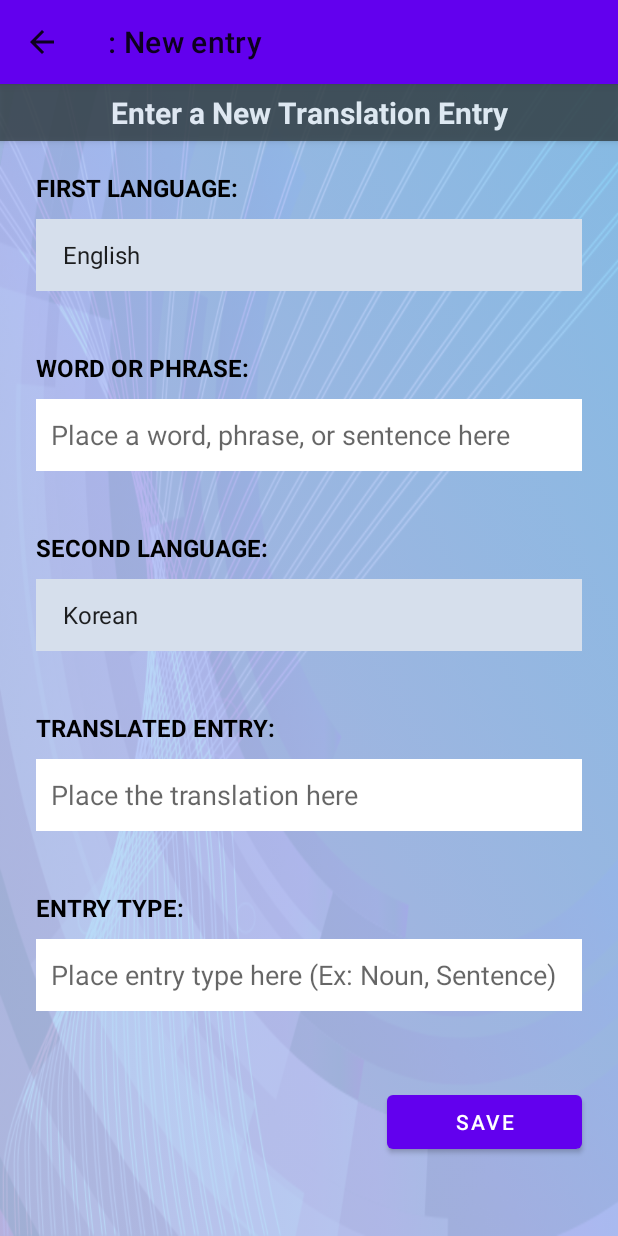
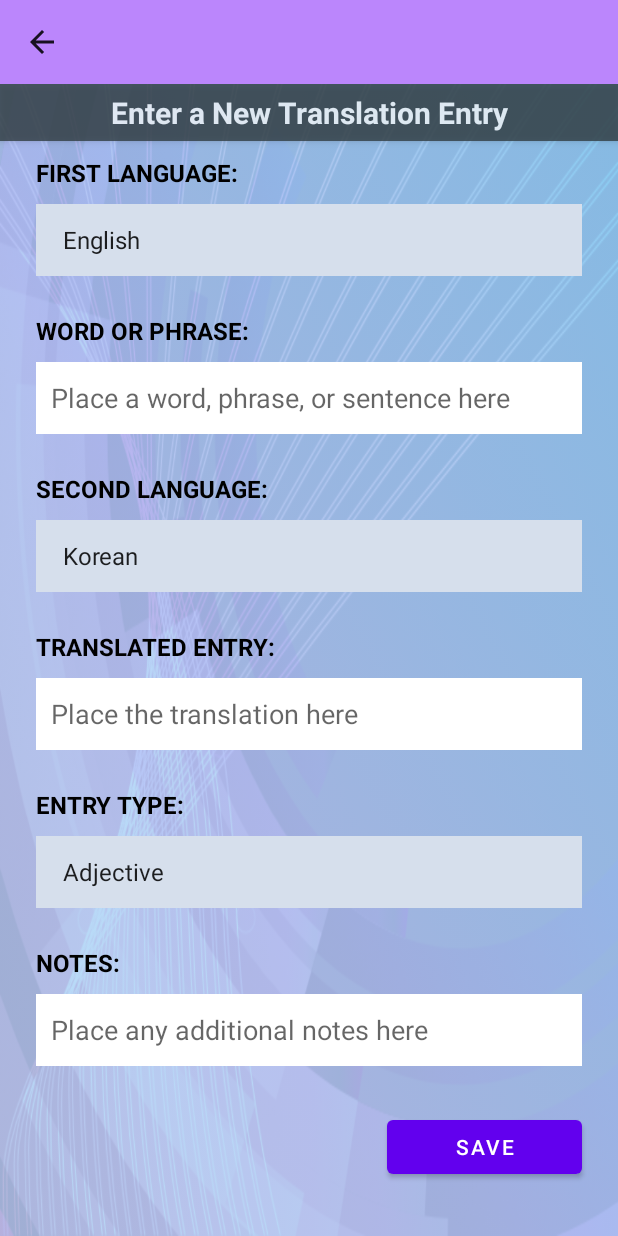
Before and after one commit to DevsketchCode/AndroidDevelopment_FinalProject_ULearnIt, an Android app: the CategoryActivity screen opened directly, with no data from a screen before it, after a tap on "New", on a phone screen of 412 x 824 dp. Run offline under Robolectric (Android 15) with nearby library versions, the phone set to English and light mode, and no system bars.

Commit message:
Update Edit EntryType to Spinner, add notes. Need to fix select again showing wrong phrase entry

```diff
--- a/app/src/main/java/edu/cvtc/doberlander/ulearnit/CategoryActivity.java
+++ b/app/src/main/java/edu/cvtc/doberlander/ulearnit/CategoryActivity.java
@@ -241,7 +241,8 @@ public class CategoryActivity extends AppCompatActivity implements RecyclerViewI
     public void onItemLongTap(int position) {
         // On Long Tap of an Entry Item, display the languages of that translation entry
         if(mSelectedItem != null) {
-            displayToast(mSelectedItem.getFirstLanguage() + " to " + mSelectedItem.getSecondLanguage() + ".\nEntry Type: " + mSelectedItem.getEntryType());
+            displayToast(mSelectedItem.getFirstLanguage() + " to " + mSelectedItem.getSecondLanguage() + ".\nEntry Type: " + mSelectedItem.getEntryType() +
+                    "\n Last Modified: " + mSelectedItem.getModifiedDate());
         }
     }
 }
--- a/app/src/main/java/edu/cvtc/doberlander/ulearnit/DataManager.java
+++ b/app/src/main/java/edu/cvtc/doberlander/ulearnit/DataManager.java
@@ -48,6 +48,7 @@ public class DataManager {
         int listNotesPosition = cursor.getColumnIndex(TranslationEntry.COLUMN_NOTES);
         int listFavoritePosition = cursor.getColumnIndex(TranslationEntry.COLUMN_FAVORITE);
         int listTagsPosition = cursor.getColumnIndex(TranslationEntry.COLUMN_TAGS);
+        int listModifiedDatePosition = cursor.getColumnIndex(TranslationEntry.COLUMN_MODIFIED_DATE);
         int idPosition = cursor.getColumnIndex(TranslationEntry._ID);
 
         // Create an instance of the DataManager and use it to clear any information from the array.
@@ -73,10 +74,11 @@ public class DataManager {
             String listNotes = cursor.getString(listNotesPosition);
             int listFavorite = cursor.getInt(listFavoritePosition);
             String listTags = cursor.getString(listTagsPosition);
+            String listModifiedDate = cursor.getString(listModifiedDatePosition);
 
             TranslationModel list = new TranslationModel(id, listCategory, listSubCategory, listFirstLang,
                     listFirstLangEntry, listFirstLangExample, listSecondLang, listSecondLangEntry, listSecondLangExample,
-                    listEntryType, listTense, listSingularOrPlural, listMasculineOrFeminine, listPercentLearned, listNotes, listFavorite, listTags);
+                    listEntryType, listTense, listSingularOrPlural, listMasculineOrFeminine, listPercentLearned, listNotes, listFavorite, listTags, listModifiedDate);
 
             dm.mTranslations.add(list);
         }
@@ -111,7 +113,8 @@ public class DataManager {
           TranslationEntry.COLUMN_PERCENT_LEARNED,
           TranslationEntry.COLUMN_NOTES,
           TranslationEntry.COLUMN_FAVORITE,
-          TranslationEntry.COLUMN_TAGS
+          TranslationEntry.COLUMN_TAGS,
+          TranslationEntry.COLUMN_MODIFIED_DATE
         };
 
         // Create an order by field for sorting
@@ -155,6 +158,7 @@ public class DataManager {
         values.put(TranslationEntry.COLUMN_NOTES, tEntry.getNotes());
         values.put(TranslationEntry.COLUMN_FAVORITE, tEntry.getFavorite());
         values.put(TranslationEntry.COLUMN_TAGS, tEntry.getTags());
+        values.put(TranslationEntry.COLUMN_MODIFIED_DATE, tEntry.getModifiedDate());
 
         return values;
     }
--- a/app/src/main/java/edu/cvtc/doberlander/ulearnit/DbContract.java
+++ b/app/src/main/java/edu/cvtc/doberlander/ulearnit/DbContract.java
@@ -30,6 +30,7 @@ public class DbContract {
         public static final String COLUMN_NOTES = "notes";
         public static final String COLUMN_FAVORITE = "favorite";
         public static final String COLUMN_TAGS = "tags";
+        public static final String COLUMN_MODIFIED_DATE = "modifiedDate";
 
 
 
@@ -57,7 +58,8 @@ public class DbContract {
                         COLUMN_PERCENT_LEARNED + " INTEGER NOT NULL, " +
                         COLUMN_NOTES + " TEXT NOT NULL, " +
                         COLUMN_FAVORITE + " INTEGER NOT NULL, " +
-                        COLUMN_TAGS + " TEXT NOT NULL)";
+                        COLUMN_TAGS + " TEXT NOT NULL, " +
+                        COLUMN_MODIFIED_DATE + " TEXT NOT NULL)";
     }
 
 }
--- a/app/src/main/java/edu/cvtc/doberlander/ulearnit/EntryModifierActivity.java
+++ b/app/src/main/java/edu/cvtc/doberlander/ulearnit/EntryModifierActivity.java
@@ -19,6 +19,7 @@ import androidx.appcompat.app.AppCompatActivity;
 public class EntryModifierActivity extends AppCompatActivity implements View.OnClickListener {
 
     private ArrayAdapter<CharSequence> adapter = null;
+    private ArrayAdapter<CharSequence> entryTypeAdapter = null;
     // Member level variables
     private TranslationModel mSelectedEntry;
     private boolean isNewEntry = false;
@@ -56,6 +57,10 @@ public class EntryModifierActivity extends AppCompatActivity implements View.OnC
         Spinner secondLang=findViewById(R.id.spinner_SecondLang);
         secondLang.setAdapter(adapter);
 
+        entryTypeAdapter=ArrayAdapter.createFromResource(this, R.array.entryTypes, android.R.layout.simple_spinner_item);
+        Spinner entryType=findViewById(R.id.spinner_EntryType);
+        entryType.setAdapter(entryTypeAdapter);
+
 
         // Get the previous activities category
         String category = getIntent().getExtras().getString("category");
@@ -84,12 +89,13 @@ public class EntryModifierActivity extends AppCompatActivity implements View.OnC
                 // fill the entry fields to edit
                 EditText firstLangEntry = findViewById(R.id.editText_FirstLangEntry);
                 EditText secondLangEntry = findViewById(R.id.editText_SecondLangEntry);
-                EditText entryType = findViewById(R.id.editText_Entry);
+                EditText notes = findViewById(R.id.editText_Notes);
                 firstLang.setSelection(adapter.getPosition(mSelectedEntry.getFirstLanguage()));
                 firstLangEntry.setText(mSelectedEntry.getFirstLanguageEntry());
                 secondLang.setSelection(adapter.getPosition(mSelectedEntry.getSecondLanguage()));
                 secondLangEntry.setText(mSelectedEntry.getSecondLanguageEntry());
-                entryType.setText(mSelectedEntry.getEntryType());
+                entryType.setSelection(entryTypeAdapter.getPosition(mSelectedEntry.getEntryType()));
+                notes.setText(mSelectedEntry.getNotes());
 
                 // Set the object with the appropriate item id from the database
                 mSelectedEntry.setId(selectedItemId);
@@ -120,14 +126,16 @@ public class EntryModifierActivity extends AppCompatActivity implements View.OnC
         EditText firstLangEntry = findViewById(R.id.editText_FirstLangEntry);
         Spinner secondLang = findViewById(R.id.spinner_SecondLang);
         EditText secondLangEntry = findViewById(R.id.editText_SecondLangEntry);
-        EditText entryType = findViewById(R.id.editText_Entry);
+        Spinner entryType = findViewById(R.id.spinner_EntryType);
+        EditText notes = findViewById(R.id.editText_Notes);
 
         // Update the selected entry with the new values
         mSelectedEntry.setFirstLanguage(firstLang.getSelectedItem().toString());
         mSelectedEntry.setFirstLanguageEntry(firstLangEntry.getText().toString());
         mSelectedEntry.setSecondLanguage(secondLang.getSelectedItem().toString());
         mSelectedEntry.setSecondLanguageEntry(secondLangEntry.getText().toString());
-        mSelectedEntry.setEntryType(entryType.getText().toString());
+        mSelectedEntry.setEntryType(entryType.getSelectedItem().toString());
+        mSelectedEntry.setNotes(notes.getText().toString());
 
         // Return the updated/new selectedItem
         return mSelectedEntry;
--- a/app/src/main/res/layout/activity_entry_modifier.xml
+++ b/app/src/main/res/layout/activity_entry_modifier.xml
@@ -59,7 +59,7 @@
         <TextView
             android:id="@+id/textView_FirstLangEntry"
             style="@style/style_entry_modifier_textview"
-            android:layout_marginTop="40dp"
+            android:layout_marginTop="25dp"
             android:text="@string/entry_word_or_phrase_text"
             app:layout_constraintStart_toStartOf="@+id/spinner_FirstLang"
             app:layout_constraintTop_toBottomOf="@+id/spinner_FirstLang" />
@@ -79,7 +79,7 @@
         <TextView
             android:id="@+id/textView_SecondLang"
             style="@style/style_entry_modifier_textview"
-            android:layout_marginTop="40dp"
+            android:layout_marginTop="25dp"
             android:text="@string/entry_second_language_text"
             app:layout_constraintStart_toStartOf="@+id/editText_FirstLangEntry"
             app:layout_constraintTop_toBottomOf="@id/editText_FirstLangEntry" />
@@ -108,7 +108,7 @@
         <TextView
             android:id="@+id/textView_SecondLangEntry"
             style="@style/style_entry_modifier_textview"
-            android:layout_marginTop="40dp"
+            android:layout_marginTop="25dp"
             android:text="@string/entry_translated_word_or_phrase_text"
             app:layout_constraintStart_toStartOf="@+id/spinner_SecondLang"
             app:layout_constraintTop_toBottomOf="@id/spinner_SecondLang" />
@@ -128,21 +128,51 @@
         <TextView
             android:id="@+id/textView_Entry"
             style="@style/style_entry_modifier_textview"
-            android:layout_marginTop="40dp"
+            android:layout_marginTop="25dp"
             android:text="@string/entry_type_text"
             app:layout_constraintStart_toStartOf="@+id/editText_SecondLangEntry"
             app:layout_constraintTop_toBottomOf="@id/editText_SecondLangEntry" />
 
+        <Spinner
+            android:id="@+id/spinner_EntryType"
+            style="@style/style_entry_modifier_edittext"
+            android:layout_height="wrap_content"
+            android:layout_marginTop="10dp"
+            android:backgroundTint="@color/shaded_grey"
+            android:backgroundTintMode="src_over"
+            android:enabled="true"
+            android:focusable="auto"
+            android:focusableInTouchMode="true"
+            android:hint="@string/entry_type_edit_hint"
+            android:importantForAutofill="no"
+            android:inputType="textShortMessage|textAutoCorrect|text|textCapSentences"
+            android:singleLine="true"
+            android:spinnerMode="dropdown"
+            android:textColor="@color/black"
+            android:textStyle="bold"
+            app:layout_constraintEnd_toEndOf="@+id/editText_SecondLangEntry"
+            app:layout_constraintStart_toStartOf="@+id/editText_SecondLangEntry"
+            app:layout_constraintTop_toBottomOf="@+id/textView_Entry" />
+
+        <TextView
+            android:id="@+id/textView_Notes"
+            style="@style/style_entry_modifier_textview"
+            android:layout_marginTop="25dp"
+            android:text="@string/notes_text"
+            app:layout_constraintStart_toStartOf="@+id/spinner_EntryType"
+            app:layout_constraintTop_toBottomOf="@id/spinner_EntryType" />
+
         <EditText
-            android:id="@+id/editText_Entry"
+            android:id="@+id/editText_Notes"
             style="@style/style_entry_modifier_edittext"
             android:layout_marginTop="10dp"
-            android:hint="@string/entry_type_edittext"
+            android:hint="@string/notes_edittext"
             android:importantForAutofill="no"
-            android:singleLine="true"
-            app:layout_constraintEnd_toEndOf="@+id/editText_SecondLangEntry"
-            app:layout_constraintStart_toStartOf="@+id/editText_SecondLangEntry"
-            app:layout_constraintTop_toBottomOf="@+id/textView_Entry"
+            android:inputType="textMultiLine"
+            android:singleLine="false"
+            app:layout_constraintEnd_toEndOf="@+id/spinner_EntryType"
+            app:layout_constraintStart_toStartOf="@+id/spinner_EntryType"
+            app:layout_constraintTop_toBottomOf="@+id/textView_Notes"
             tools:ignore="TextContrastCheck" />
 
         <Button
@@ -150,8 +180,8 @@
             style="@style/style_entry_modifier_button"
             android:layout_width="130dp"
             android:text="@string/btn_save_text"
-            app:layout_constraintEnd_toEndOf="@+id/editText_Entry"
-            app:layout_constraintTop_toBottomOf="@+id/editText_Entry" />
+            app:layout_constraintEnd_toEndOf="@+id/editText_Notes"
+            app:layout_constraintTop_toBottomOf="@+id/editText_Notes" />
 
         <Button
             android:id="@+id/btn_Delete"
@@ -160,8 +190,8 @@
             android:layout_height="0dp"
             android:backgroundTint="#B12218"
             android:text="@string/btn_delete_text"
-            app:layout_constraintStart_toStartOf="@+id/editText_Entry"
-            app:layout_constraintTop_toBottomOf="@+id/editText_Entry" />
+            app:layout_constraintStart_toStartOf="@+id/editText_Notes"
+            app:layout_constraintTop_toBottomOf="@+id/editText_Notes" />
 
     </androidx.constraintlayout.widget.ConstraintLayout>
 </ScrollView>
--- a/app/src/main/res/values/strings.xml
+++ b/app/src/main/res/values/strings.xml
@@ -83,11 +83,29 @@
     <string name="action_settings">Settings</string>
     <string name="help_settings_page_heading">Settings Page:</string>
     <string name="entry_type_text">Entry Type:</string>
-    <string name="entry_type_edittext">Place entry type here (Ex: Noun, Sentence)</string>
+    <string name="entry_type_edit_hint">Place entry type here (Ex: Noun, Sentence)</string>
+    <string name="notes_text">Notes:</string>
+    <string name="notes_edittext">Place any additional notes here</string>
     <string-array name="languages">
         <item>English</item>
         <item>Ilocano</item>
         <item>Korean</item>
         <item>Tagalog</item>
     </string-array>
+    <string-array name="entryTypes">
+        <item>Adjective</item>
+        <item>Adverb</item>
+        <item>Particle</item>
+        <item>Preposition</item>
+        <item>Pronoun</item>
+        <item>Phrase</item>
+        <item>Noun</item>
+        <item>Sentence</item>
+        <item>Verb</item>
+    </string-array>
+    <string-array name="tense">
+        <item>Past</item>
+        <item>Present</item>
+        <item>Future</item>
+    </string-array>
 </resources>
--- a/app/src/main/res/values/styles.xml
+++ b/app/src/main/res/values/styles.xml
@@ -48,7 +48,7 @@
     <style name="style_entry_modifier_textview">
         <item name="android:layout_width">wrap_content</item>
         <item name="android:layout_height">wrap_content</item>
-        <item name="android:layout_marginTop">20dp</item>
+        <item name="android:layout_marginTop">10dp</item>
         <item name="android:textColor">@color/black</item>
         <item name="android:textAllCaps">true</item>
         <item name="android:textStyle">bold</item>
@@ -58,7 +58,7 @@
     <style name="style_entry_modifier_button">
         <item name="android:layout_width">wrap_content</item>
         <item name="android:layout_height">wrap_content</item>
-        <item name="android:layout_marginTop">50dp</item>
+        <item name="android:layout_marginTop">30dp</item>
     </style>
 
     <style name="style_entry_modifier_edittext">
--- a/app/src/main/res/values/themes.xml
+++ b/app/src/main/res/values/themes.xml
@@ -12,6 +12,7 @@
         <!-- Status bar color. -->
         <item name="android:statusBarColor" >?attr/colorPrimaryVariant</item>
         <!-- Customize your theme here. -->
+        <item name="actionBarStyle" parent="@style/Widget.AppCompat.ActionBar">@style/ActionBar</item>
     </style>
 
     <style name="Theme.ULearnIt.NoActionBar">
@@ -22,4 +23,8 @@
     <style name="Theme.ULearnIt.AppBarOverlay" parent="ThemeOverlay.AppCompat.ActionBar" />
 
     <style name="Theme.ULearnIt.PopupOverlay" parent="ThemeOverlay.AppCompat.DayNight" />
+
+    <style name="ActionBar">
+        <item name="background">@color/purple_200</item>
+    </style>
 </resources>
```
Also changed, not shown: app/src/main/java/edu/cvtc/doberlander/ulearnit/DbWorker.java (+5 -2 lines), app/src/main/java/edu/cvtc/doberlander/ulearnit/TranslationAdapter.java (+19 -8 lines), app/src/main/java/edu/cvtc/doberlander/ulearnit/TranslationList.java (+11 -6 lines), app/src/main/java/edu/cvtc/doberlander/ulearnit/TranslationModel.java (+31 -4 lines), app/src/main/res/layout/translation_item.xml (+25 -4 lines).
